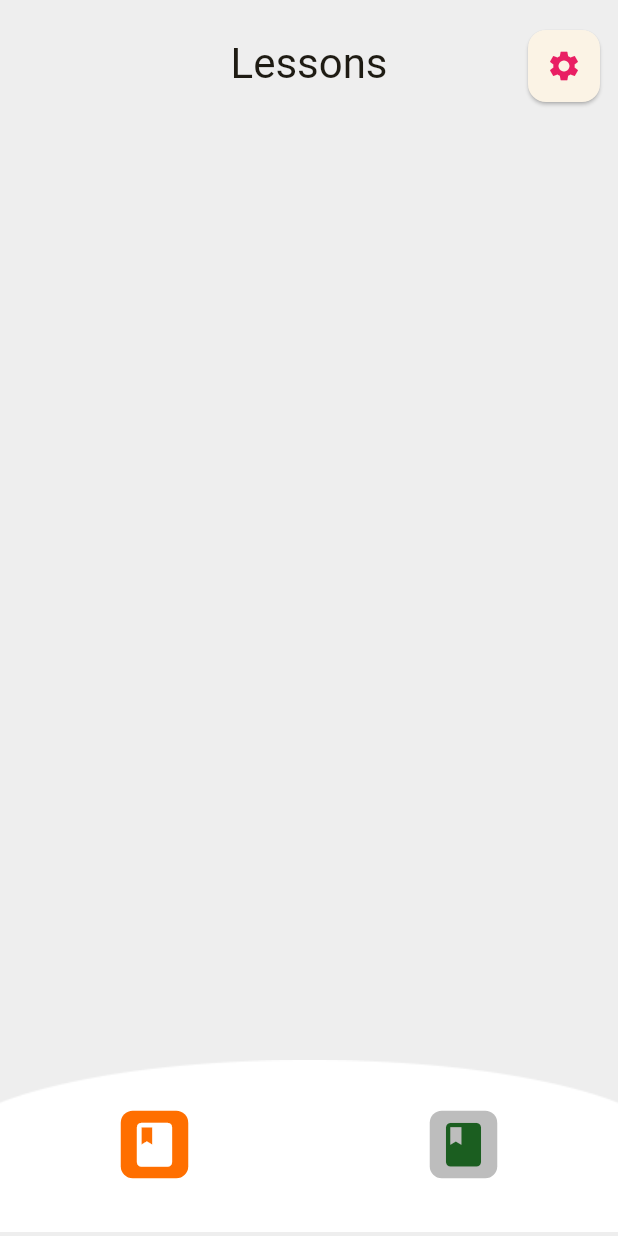
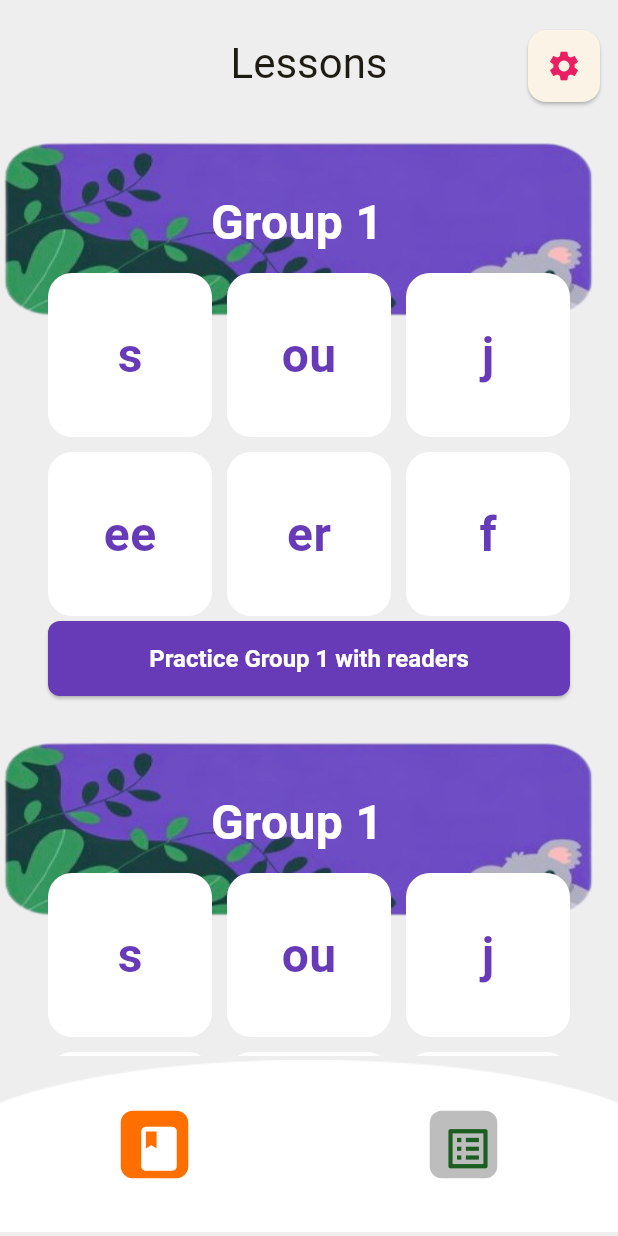
Before and after one commit to JoyObidife/za_phonics, a Flutter app: the HomePage screen opened directly, on a phone screen of 412 x 824 dp. Run offline on Flutter 3.47's test engine with Material 3 defaults, Android fonts, the phone set to English and light mode, and no system bars; our stand-ins replace flutter_animate.

Commit message:
code done on the 25th Nov

```diff
--- a/lib/pages/lesson_page.dart
+++ b/lib/pages/lesson_page.dart
@@ -1,4 +1,5 @@
 import 'package:flutter/material.dart';
+import 'package:za_phonics/widgets/group_item.dart';
 
 class LessonPage extends StatefulWidget {
   const LessonPage({super.key});
@@ -12,13 +13,18 @@ class _LessonPageState extends State<LessonPage> {
   Widget build(BuildContext context) {
     return SafeArea(
       child: Scaffold(
-        body: Column(
+        body: SingleChildScrollView(
+          child: Column(
             children: [
               Padding(
                 padding: const EdgeInsets.only(top: 16),
                 child: _buildLessonsAppBar(),
               ),
+              GroupItem(),
+              GroupItem(),
+              GroupItem(),
             ],
+          ),
         ),
       ),
     );
@@ -45,7 +51,7 @@ class _LessonPageState extends State<LessonPage> {
               child: Card(
                 child: IconButton(
                   onPressed: () {},
-                        icon: Icon(Icons.settings,color: Colors.pink),
+                  icon: Icon(Icons.settings, color: Colors.pink),
                 ),
               ),
             ),
--- a/lib/widgets/custom_tab_controller.dart
+++ b/lib/widgets/custom_tab_controller.dart
@@ -22,6 +22,7 @@ class _CustomBottomNavigationState extends State<CustomBottomNavigation> {
   Widget build(BuildContext context) {
     return Container(
       decoration: BoxDecoration(
+        color: Colors.transparent,
         image: DecorationImage(
           image: AssetImage("assets/images/curve_rect.png"),
           fit: BoxFit.fitWidth,
@@ -34,8 +35,8 @@ class _CustomBottomNavigationState extends State<CustomBottomNavigation> {
         dividerHeight: 0,
         indicatorColor: Colors.transparent,
         tabs: [
-          _buildBottomNavItem(index: 0, activeColor: Colors.amber.shade900),
-          _buildBottomNavItem(index: 1, activeColor: Colors.green.shade900),
+          _buildBottomNavItem(index: 0, activeColor: Colors.amber.shade900, icon: Icons.book),
+          _buildBottomNavItem(index: 1, activeColor: Colors.green.shade900, icon: Icons.list_alt),
         ],
       ),
     );
@@ -44,11 +45,12 @@ class _CustomBottomNavigationState extends State<CustomBottomNavigation> {
   Widget _buildBottomNavItem({
     required int index,
     required Color activeColor,
+    required IconData icon,
   }) {
     return Container(
       height: 45,
       width: 45,
-      padding: EdgeInsets.all(4),
+      padding: EdgeInsets.all(8),
       decoration: BoxDecoration(
         borderRadius: BorderRadius.circular(8),
         color: widget.tabController.index == index
@@ -57,7 +59,7 @@ class _CustomBottomNavigationState extends State<CustomBottomNavigation> {
       ),
       child: Tab(
         icon: Icon(
-          Icons.book,
+          icon,
           size: 35,
           color: widget.tabController.index == index
               ? Colors.white
--- /dev/null
+++ b/lib/widgets/group_item.dart
@@ -0,0 +1,108 @@
+import 'package:flutter/material.dart';
+
+class GroupItem extends StatefulWidget {
+  const GroupItem({super.key});
+
+  @override
+  State<GroupItem> createState() => _GroupItemState();
+}
+
+class _GroupItemState extends State<GroupItem> {
+  var dummyListOfCharacters = ["s", "ou", "j", "ee", "er", "f"];
+  var color = Colors.deepPurple;
+
+  @override
+  Widget build(BuildContext context) {
+    return Container(
+      height: 400,
+      child: Stack(
+        children: [
+          Positioned(left: 0, right: 16, child: _buildHeading()),
+          Positioned(
+            top: 110,
+            left: 32,
+            right: 32,
+            child: _buildGrid(context, dummyListOfCharacters),
+          ),
+          Positioned(
+            bottom: 8,
+            left: 32,
+            right: 32,
+
+            child: ElevatedButton(
+              onPressed: () {},
+              style: ElevatedButton.styleFrom(
+                backgroundColor: color,
+                foregroundColor: Colors.white,
+              ),
+              child: Text("Practice Group 1 with readers"),
+            ),
+          ),
+        ],
+      ),
+    );
+  }
+
+  SizedBox _buildGrid(
+    BuildContext context,
+    List<String> dummyListOfCharacters,
+  ) {
+    return SizedBox(
+      width: MediaQuery.sizeOf(context).width * 0.80,
+      height: 350,
+
+      child: GridView.builder(
+        physics: NeverScrollableScrollPhysics(),
+        itemCount: dummyListOfCharacters.length,
+        gridDelegate: SliverGridDelegateWithFixedCrossAxisCount(
+          crossAxisCount: 3,
+          mainAxisSpacing: 10,
+          crossAxisSpacing: 10,
+        ),
+        itemBuilder: (context, index) {
+          return Container(
+            decoration: BoxDecoration(
+              color: Colors.white,
+              borderRadius: BorderRadius.circular(16),
+            ),
+            child: Center(
+              child: Text(
+                dummyListOfCharacters[index],
+                style: TextStyle(
+                  fontSize: 32,
+                  color: Colors.deepPurple,
+                  fontWeight: FontWeight.bold,
+                ),
+              ),
+            ),
+          );
+        },
+      ),
+    );
+  }
+
+  Container _buildHeading() {
+    return Container(
+      height: 160,
+      decoration: BoxDecoration(
+        image: DecorationImage(
+          image: AssetImage("assets/images/group_bg.png"),
+          fit: BoxFit.fill,
+        ),
+      ),
+      child: Padding(
+        padding: const EdgeInsets.only(bottom: 8.0),
+        child: Center(
+          child: Text(
+            "Group 1",
+            style: TextStyle(
+              color: Colors.white,
+              fontWeight: FontWeight.bold,
+              fontSize: 32,
+            ),
+          ),
+        ),
+      ),
+    );
+  }
+}
```
Also changed, not shown: assets/images/group_bg.png (added). Lines whose indentation alone changed are shown as unchanged.
